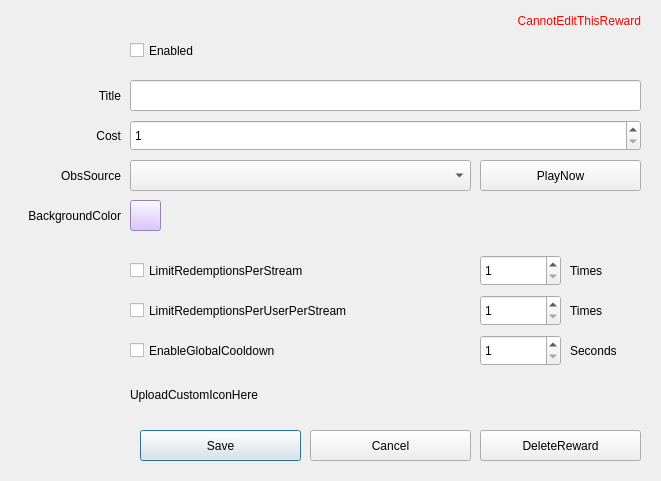
Old version of the form src/EditRewardDialog.ui in the repository gottagofaster236/RewardsTheater.
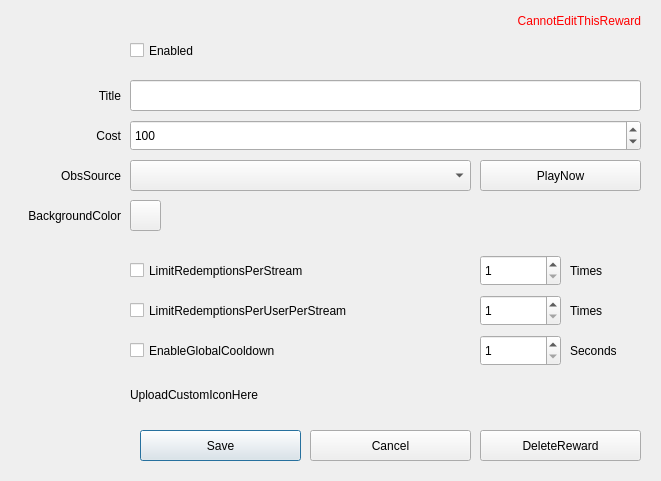
New version of the form.

Commit message: Editing, saving, deleting rewards is now working

The edit to the form file:
```diff
--- a/src/EditRewardDialog.ui
+++ b/src/EditRewardDialog.ui
@@ -161,9 +161,6 @@
      <height>31</height>
     </rect>
    </property>
-   <property name="styleSheet">
-    <string notr="true">background: #d1b3ff</string>
-   </property>
    <property name="text">
     <string/>
    </property>
@@ -347,6 +344,9 @@
    <property name="maximum">
     <number>999999999</number>
    </property>
+   <property name="value">
+    <number>100</number>
+   </property>
   </widget>
   <widget class="QLabel" name="cannotEditRewardLabel">
    <property name="geometry">
```
The commit also changes 14 other files.
